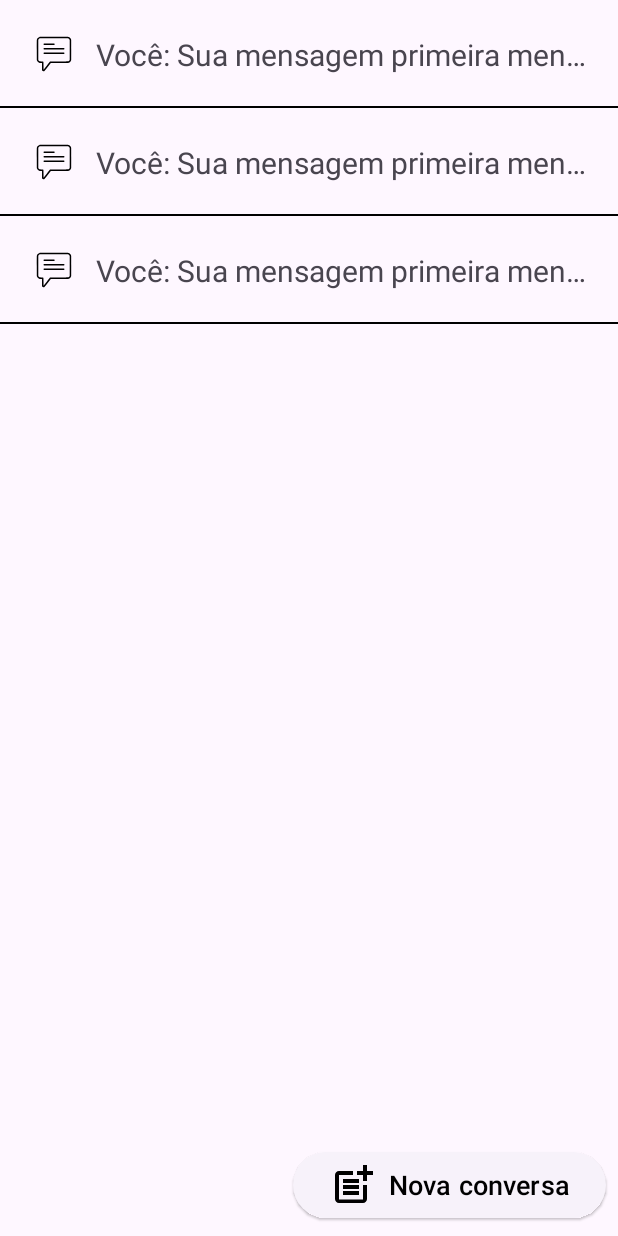
After one commit to raelrzd/FalaAI, an Android app: the layout fragment_historic_chat.xml on its own in the app's theme, with its tools: preview values and no code run, on a phone screen of 412 x 824 dp. The commit adds this screen. Run offline under Robolectric (Android 15) with nearby library versions, the phone set to English and light mode, and no system bars.

Commit message:
Implementado container e fragments para historico de conversas e configurações do Usuário.

```diff
--- a/app/src/main/java/com/example/falaai/model/ModelChat.kt
+++ b/app/src/main/java/com/example/falaai/model/ModelChat.kt
@@ -1,9 +1,10 @@
 package com.example.falaai.model
 
+import java.io.Serializable
 import java.util.UUID
 
-class ModelChat(
+data class ModelChat(
     val id: String = UUID.randomUUID().toString(),
     var title: String? = null,
     var chat: MutableList<ModelMessage> = mutableListOf(),
-)
+) : Serializable
--- a/app/src/main/java/com/example/falaai/model/ModelMessage.kt
+++ b/app/src/main/java/com/example/falaai/model/ModelMessage.kt
@@ -1,6 +1,8 @@
 package com.example.falaai.model
+
+import java.io.Serializable
 
 data class ModelMessage(
     val content: String,
     val role: String
-)
+) : Serializable
--- a/app/src/main/java/com/example/falaai/webclient/RetrofitLauncher.kt
+++ b/app/src/main/java/com/example/falaai/webclient/RetrofitLauncher.kt
@@ -9,7 +9,7 @@ import retrofit2.converter.moshi.MoshiConverterFactory
 class RetrofitLauncher {
 
     private val client by lazy {
-        val yourAccessToken = "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"
+        val yourAccessToken = "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"
         val logging = HttpLoggingInterceptor()
         logging.setLevel(HttpLoggingInterceptor.Level.BODY)
         OkHttpClient.Builder()
--- /dev/null
+++ b/app/src/main/res/drawable/ic_add_chat.xml
@@ -0,0 +1,9 @@
+<vector android:height="24dp" android:tint="#000000"
+    android:viewportHeight="24" android:viewportWidth="24"
+    android:width="24dp" xmlns:android="http://schemas.android.com/apk/res/android">
+    <path android:fillColor="@android:color/white" android:pathData="M17,19.22H5V7h7V5H5C3.9,5 3,5.9 3,7v12c0,1.1 0.9,2 2,2h12c1.1,0 2,-0.9 2,-2v-7h-2V19.22z"/>
+    <path android:fillColor="@android:color/white" android:pathData="M19,2h-2v3h-3c0.01,0.01 0,2 0,2h3v2.99c0.01,0.01 2,0 2,0V7h3V5h-3V2z"/>
+    <path android:fillColor="@android:color/white" android:pathData="M7,9h8v2h-8z"/>
+    <path android:fillColor="@android:color/white" android:pathData="M7,12l0,2l8,0l0,-2l-3,0z"/>
+    <path android:fillColor="@android:color/white" android:pathData="M7,15h8v2h-8z"/>
+</vector>
--- /dev/null
+++ b/app/src/main/res/layout/fragment_historic_chat.xml
@@ -0,0 +1,33 @@
+<?xml version="1.0" encoding="utf-8"?>
+<androidx.constraintlayout.widget.ConstraintLayout xmlns:android="http://schemas.android.com/apk/res/android"
+    xmlns:app="http://schemas.android.com/apk/res-auto"
+    xmlns:tools="http://schemas.android.com/tools"
+    android:layout_width="match_parent"
+    android:layout_height="match_parent"
+    tools:context=".ui.fragment.HistoricChatFragment">
+
+    <androidx.recyclerview.widget.RecyclerView
+        android:id="@+id/homeRecyclerChat"
+        android:layout_width="match_parent"
+        android:layout_height="0dp"
+        app:layoutManager="androidx.recyclerview.widget.LinearLayoutManager"
+        app:layout_constraintBottom_toBottomOf="parent"
+        app:layout_constraintEnd_toEndOf="parent"
+        app:layout_constraintStart_toStartOf="parent"
+        app:layout_constraintTop_toTopOf="parent"
+        tools:listitem="@layout/item_chat" />
+
+    <Button
+        android:id="@+id/homeElevatedButton"
+        style="@style/Widget.Material3.Button.ElevatedButton"
+        android:layout_width="wrap_content"
+        android:layout_height="wrap_content"
+        android:layout_margin="8dp"
+        android:text="Nova conversa"
+        android:textSize="18sp"
+        app:icon="@drawable/ic_add_chat"
+        app:iconSize="32dp"
+        app:layout_constraintBottom_toBottomOf="parent"
+        app:layout_constraintEnd_toEndOf="parent" />
+
+</androidx.constraintlayout.widget.ConstraintLayout>
--- a/app/src/main/res/layout/item_chat.xml
+++ b/app/src/main/res/layout/item_chat.xml
@@ -1,5 +1,6 @@
 <?xml version="1.0" encoding="utf-8"?>
 <androidx.constraintlayout.widget.ConstraintLayout xmlns:android="http://schemas.android.com/apk/res/android"
+    android:id="@+id/itemChatView"
     android:layout_width="match_parent"
     android:layout_height="wrap_content"
     xmlns:app="http://schemas.android.com/apk/res-auto"
@@ -17,13 +18,27 @@
     />
 
     <TextView
-        android:layout_width="wrap_content"
+        android:id="@+id/itemChatTitle"
+        android:layout_width="0dp"
         android:layout_height="wrap_content"
-        tools:text="Titulo da mensagem aqui"
+        android:maxLines="1"
+        android:layout_margin="16dp"
+        android:ellipsize="end"
+        tools:text="Você: Sua mensagem primeira mensagem aqui"
+        android:textSize="20sp"
         app:layout_constraintStart_toEndOf="@+id/itemChatIcon"
         app:layout_constraintTop_toTopOf="parent"
         app:layout_constraintEnd_toEndOf="parent"
         app:layout_constraintBottom_toBottomOf="parent"
         />
 
+    <androidx.viewpager.widget.ViewPager
+        android:layout_width="match_parent"
+        android:layout_height="1dp"
+        android:background="#000000"
+        app:layout_constraintBottom_toBottomOf="parent"
+        app:layout_constraintStart_toStartOf="parent"
+        app:layout_constraintEnd_toEndOf="parent"
+        />
+
 </androidx.constraintlayout.widget.ConstraintLayout>
--- a/app/src/main/res/values/strings.xml
+++ b/app/src/main/res/values/strings.xml
@@ -1,3 +1,5 @@
 <resources>
     <string name="app_name">FalaAI</string>
+    <!-- TODO: Remove or change this placeholder text -->
+    <string name="hello_blank_fragment">Hello blank fragment</string>
 </resources>
```
Also changed, not shown: app/src/main/AndroidManifest.xml (+4 -3 lines), app/src/main/java/com/example/falaai/ui/activity/ChatActivity.kt (+12 -6 lines), app/src/main/java/com/example/falaai/ui/activity/HomeActivity.kt (+31 -8 lines), app/src/main/java/com/example/falaai/ui/adapter/AdapterChat.kt (+4 -4 lines), app/src/main/java/com/example/falaai/ui/adapter/AdapterHistoricChat.kt (added, +61 -0 lines), app/src/main/java/com/example/falaai/ui/fragment/HistoricChatFragment.kt (added, +46 -0 lines), app/src/main/java/com/example/falaai/ui/fragment/SettingsUserFragment.kt (added, +28 -0 lines), app/src/main/res/layout/activity_home.xml (+20 -8 lines), app/src/main/res/layout/fragment_settings_user.xml (added, +14 -0 lines), app/src/main/res/menu/bottom_navigation_menu.xml (+4 -4 lines).
